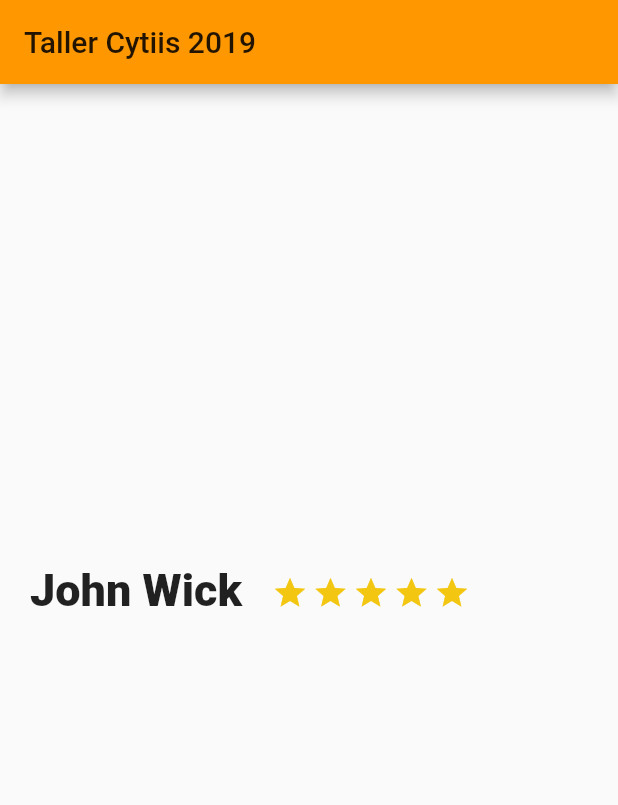
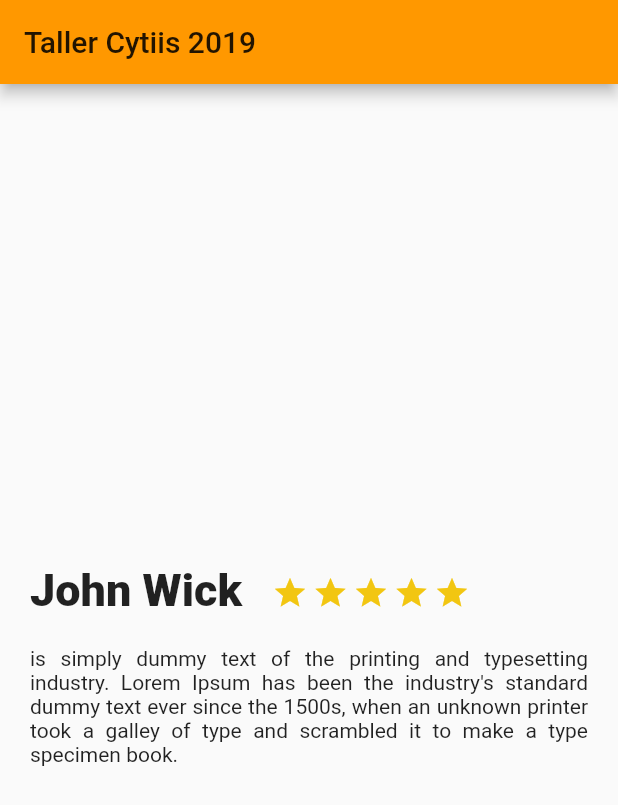
Before and after one commit to utrujillo/taller_trips, a Flutter app: the screen it shows after launch, on a phone screen of 412 x 824 dp. Shown: the top 805 px of the screen. Run offline on Flutter 3.47's test engine with Material 2 defaults, Android fonts, the phone set to English and light mode, and no system bars.

Commit message:
Agregando texto descriptivo 	new file:   lib/inicio/descripcion.dart 	modified:   lib/main.dart

```diff
--- /dev/null
+++ b/lib/inicio/descripcion.dart
@@ -0,0 +1,24 @@
+import 'package:flutter/material.dart';
+
+class Descripcion extends StatelessWidget{
+  @override
+  Widget build(BuildContext context){
+    final textoDescripcion = Container(
+      margin: EdgeInsets.only( //EdgeInsets ayudan a agregar margenes
+        top: 20.0,
+        left: 20.0,
+        right: 20.0
+      ),
+      child: Text(
+        "is simply dummy text of the printing and typesetting industry. Lorem Ipsum has been the industry's standard dummy text ever since the 1500s, when an unknown printer took a galley of type and scrambled it to make a type specimen book.",
+        style: TextStyle(
+          fontSize: 14.0,
+          fontWeight: FontWeight.w400
+        ),
+        textAlign: TextAlign.justify,
+      )
+
+    );
+    return textoDescripcion;
+  }
+}
--- a/lib/main.dart
+++ b/lib/main.dart
@@ -1,6 +1,7 @@
 import 'package:flutter/material.dart';
 import 'retos/reto1.dart';
 import 'inicio/autor.dart';
+import 'inicio/descripcion.dart';
 
 void main() => runApp(MyApp());
 // void main() => runApp(Reto1());
@@ -18,7 +19,13 @@ class MyApp extends StatelessWidget {
         appBar: AppBar(
           title: Text('Taller Cytiis 2019')
         ),
-        body: new Autor()
+        body: Column(
+          crossAxisAlignment: CrossAxisAlignment.start,
+          children: <Widget> [
+            new Autor(),
+            new Descripcion()
+          ]
+        )
       ),
     );
   }
```
